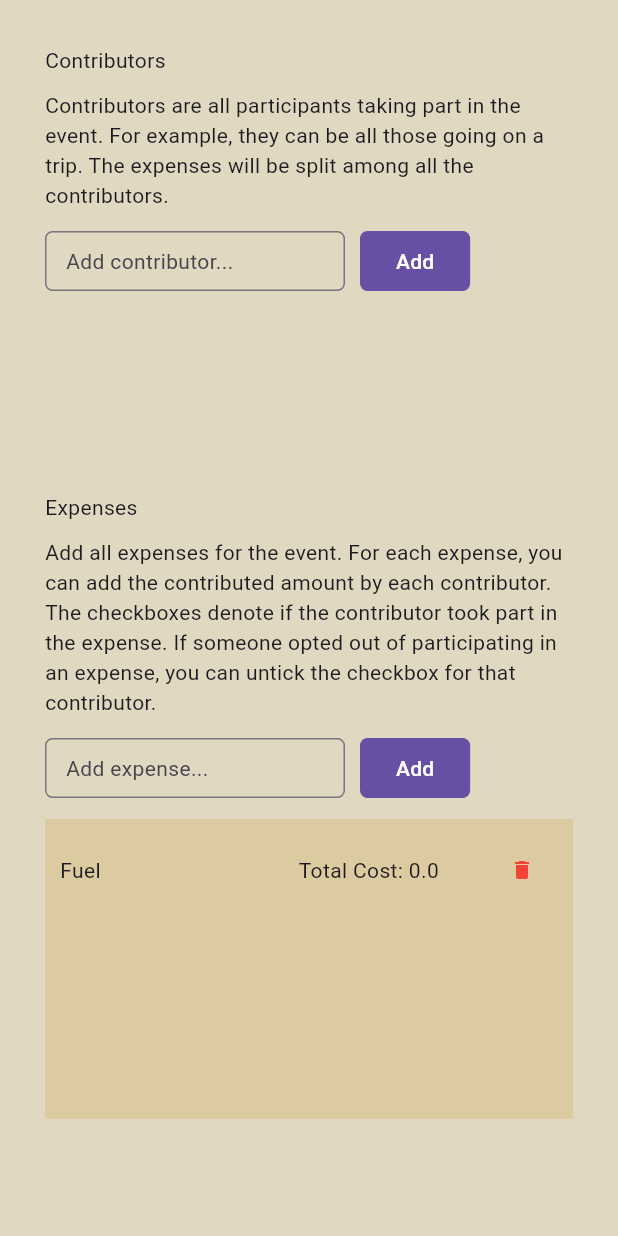
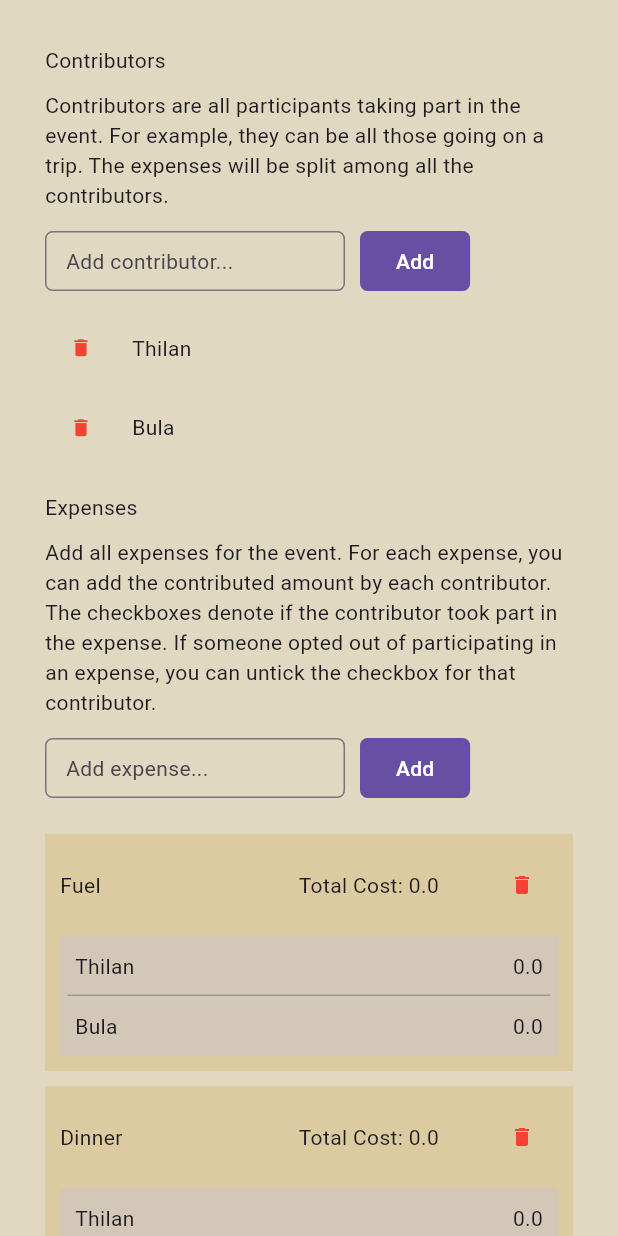
Before and after one commit to thilanse/splitmycosts, a Flutter app: the screen it shows after launch, on a phone screen of 412 x 824 dp. Run offline on Flutter 3.47's test engine with Material 3 defaults, Android fonts, the light colour scheme and no system bars.

Commit message:
implemented view for expense contributions

```diff
--- a/lib/main.dart
+++ b/lib/main.dart
@@ -15,12 +15,14 @@ class MainApp extends StatelessWidget {
   Widget build(BuildContext context) {
     return MaterialApp(
       home: Scaffold(
-        body: Center(
-          child: MultiProvider(providers: [
-            ChangeNotifierProvider(
-              create: (context) => AppState(),
-            ),
-          ], child: const ExpenseContributorApp()),
+        body: SingleChildScrollView(
+          child: Center(
+            child: MultiProvider(providers: [
+              ChangeNotifierProvider(
+                create: (context) => AppState(),
+              ),
+            ], child: const ExpenseContributorApp()),
+          ),
         ),
       ),
     );
@@ -79,6 +81,7 @@ class _ExpenseContributorAppState extends State<ExpenseContributorApp> {
                 addExpense: _addExpense,
                 removeExpense: _removeExpense,
                 controller: _expenseController),
+            const SizedBox(height: 200.0,)
           ],
         ),
       ),
--- a/lib/models/app_state.dart
+++ b/lib/models/app_state.dart
@@ -5,7 +5,9 @@ import 'package:splitmycosts/models/expense.dart';
 
 class AppState extends ChangeNotifier{
 
-  final List<Contributor> _contributors = [];
+  final List<Contributor> _contributors = [
+    Contributor("Thilan"), Contributor("Bula")
+  ];
   final List<Expense> _expenses = [];
 
   AppState() {
@@ -51,5 +53,6 @@ class AppState extends ChangeNotifier{
       expense.addContribution(contribution);
     }
     _expenses.add(expense);
+    notifyListeners();
   }
 }
--- a/lib/sections/expense_section.dart
+++ b/lib/sections/expense_section.dart
@@ -1,7 +1,9 @@
+import 'package:flutter/cupertino.dart';
 import 'package:flutter/material.dart';
 import 'package:provider/provider.dart';
 import 'package:splitmycosts/common/add_item.dart';
 import 'package:splitmycosts/models/app_state.dart';
+import 'package:splitmycosts/models/contribution.dart';
 import 'package:splitmycosts/models/expense.dart';
 
 class ExpenseSection extends StatelessWidget {
@@ -25,12 +27,66 @@ class ExpenseSection extends StatelessWidget {
         ExpenseDetailsSection(),
         SizedBox(height: 10.0,),
         ExpenseAddSection(),
-        SizedBox(height: 10.0,),
+        SizedBox(height: 20.0,),
         ExpenseListSection(),
       ],
     );
   }
 }
+
+class ExpenseDetailsSection extends StatelessWidget {
+  const ExpenseDetailsSection({
+    super.key,
+  });
+
+  @override
+  Widget build(BuildContext context) {
+    return const Column(
+      crossAxisAlignment: CrossAxisAlignment.start,
+      children: [
+        Text("Expenses"),
+        SizedBox(height: 10.0,),
+        Text("Add all expenses for the event. For each expense, you can add the contributed amount by each contributor. The checkboxes denote if the contributor took part in the expense. If someone opted out of participating in an expense, you can untick the checkbox for that contributor."),
+      ],
+    );
+  }
+}
+
+class ExpenseAddSection extends StatefulWidget {
+  const ExpenseAddSection({super.key,});
+
+  @override
+  State<ExpenseAddSection> createState() => _ExpenseAddSectionState();
+}
+
+class _ExpenseAddSectionState extends State<ExpenseAddSection> {
+
+  final _controller = TextEditingController();
+  final String inputLabel = "Add expense...";
+  String? errorMessage;
+
+  void addExpense(BuildContext context) {
+    if (_controller.text.trim().isNotEmpty) {
+      setState(() {
+        var appState = context.read<AppState>();
+        final String expenseName = _controller.text;
+        appState.addExpense(expenseName);
+        _controller.clear();
+      });
+    }
+  }
+
+  @override
+  Widget build(BuildContext context) {
+    return AddItemSection(
+      inputLabel: inputLabel,
+      controller: _controller,
+      addBtnCallback: addExpense,
+      errorMessage: errorMessage
+      );
+  }
+}
+
 
 class ExpenseListSection extends StatelessWidget {
   const ExpenseListSection({
@@ -39,10 +95,12 @@ class ExpenseListSection extends StatelessWidget {
 
   @override
   Widget build(BuildContext context) {
-    return SizedBox(
-      height: 200,
+    return Center(
+      child: SizedBox(
+        width: 400.0,
         child: Consumer<AppState>(builder: (context, appState, child) {
           return ListView.separated(
+            shrinkWrap: true,
             itemBuilder: (BuildContext context, int index) {
               return ExpenseItem(expense: appState.expenses[index],);
             },
@@ -50,6 +108,7 @@ class ExpenseListSection extends StatelessWidget {
             itemCount: appState.expenses.length
             );
         },),
+      ),
     );
   }
 }
@@ -68,18 +127,12 @@ class ExpenseItem extends StatelessWidget {
       color: Color.fromARGB(255, 220, 203, 161),
       padding: EdgeInsets.all(10.0),
       child: Column(
+        mainAxisSize: MainAxisSize.min,
         crossAxisAlignment: CrossAxisAlignment.start,
         children: [
           ExpenseItemHeader(expense: expense),
-          Container(
-            height: 300.0,
-            child: ListView.separated(
-              itemBuilder: (BuildContext context, int index) {
-                return Text(expense.contributions[index].contributor.contributorName);
-              },
-              separatorBuilder: (BuildContext context, int index) => const SizedBox(height: 10,),
-              itemCount: expense.contributions.length)
-          ),
+          const SizedBox(height: 10.0,),
+          ExpenseItemContributionSection(expense: expense),
         ],
       ));
   }
@@ -122,55 +175,59 @@ class ExpenseItemHeader extends StatelessWidget {
   }
 }
 
-class ExpenseDetailsSection extends StatelessWidget {
-  const ExpenseDetailsSection({
+
+class ExpenseItemContributionSection extends StatelessWidget {
+  const ExpenseItemContributionSection({
     super.key,
+    required this.expense,
   });
+
+  final Expense expense;
 
   @override
   Widget build(BuildContext context) {
-    return const Column(
-      crossAxisAlignment: CrossAxisAlignment.start,
-      children: [
-        Text("Expenses"),
-        SizedBox(height: 10.0,),
-        Text("Add all expenses for the event. For each expense, you can add the contributed amount by each contributor. The checkboxes denote if the contributor took part in the expense. If someone opted out of participating in an expense, you can untick the checkbox for that contributor."),
-      ],
+    return Flexible(
+      child: Container(
+        width: 400.0,
+        color: const Color.fromARGB(255, 211, 200, 184),
+        child: ListView.separated(
+          shrinkWrap: true,
+          itemBuilder: (BuildContext context, int index) {
+            return ContributionItem(contribution: expense.contributions[index]);
+          },
+          separatorBuilder: (BuildContext context, int index) {
+            return const Divider(
+              color: Color.fromARGB(255, 153, 153, 147),
+              height: 0.0,
+              indent: 5.0,
+              endIndent: 5.0,
+            );
+          },
+          itemCount: expense.contributions.length)
+      ),
     );
   }
 }
 
-class ExpenseAddSection extends StatefulWidget {
-  const ExpenseAddSection({super.key,});
+class ContributionItem extends StatelessWidget {
+  const ContributionItem({
+    super.key,
+    required this.contribution,
+  });
 
-  @override
-  State<ExpenseAddSection> createState() => _ExpenseAddSectionState();
-}
-
-class _ExpenseAddSectionState extends State<ExpenseAddSection> {
-
-  final _controller = TextEditingController();
-  final String inputLabel = "Add expense...";
-  String? errorMessage;
-
-  void addExpense(BuildContext context) {
-    if (_controller.text.trim().isNotEmpty) {
-      setState(() {
-        // var appState = context.read<AppState>();
-        // final String contributorName = _controller.text;
-        // errorMessage = appState.addContributor(contributorName);
-        _controller.clear();
-      });
-    }
-  }
+  final Contribution contribution;
 
   @override
   Widget build(BuildContext context) {
-    return AddItemSection(
-      inputLabel: inputLabel,
-      controller: _controller,
-      addBtnCallback: addExpense,
-      errorMessage: errorMessage
+    return Container(
+      padding: const EdgeInsets.all(10.0),
+      child: Row(
+        children: [
+          Text(contribution.contributor.contributorName),
+          Spacer(),
+          Text(contribution.contributedAmount.toString())
+        ],
+      )
     );
   }
 }
```
Lines whose indentation alone changed are shown as unchanged.
